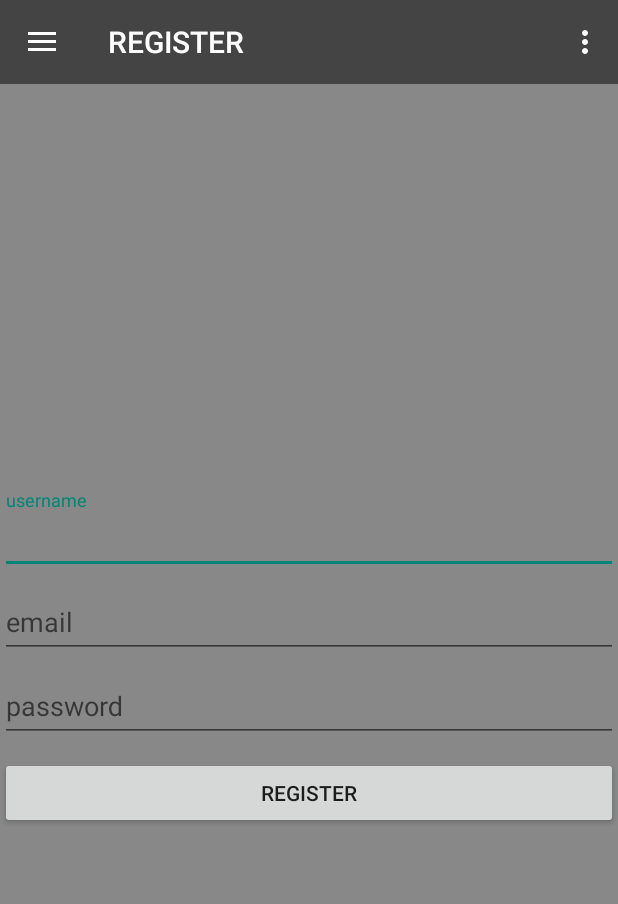
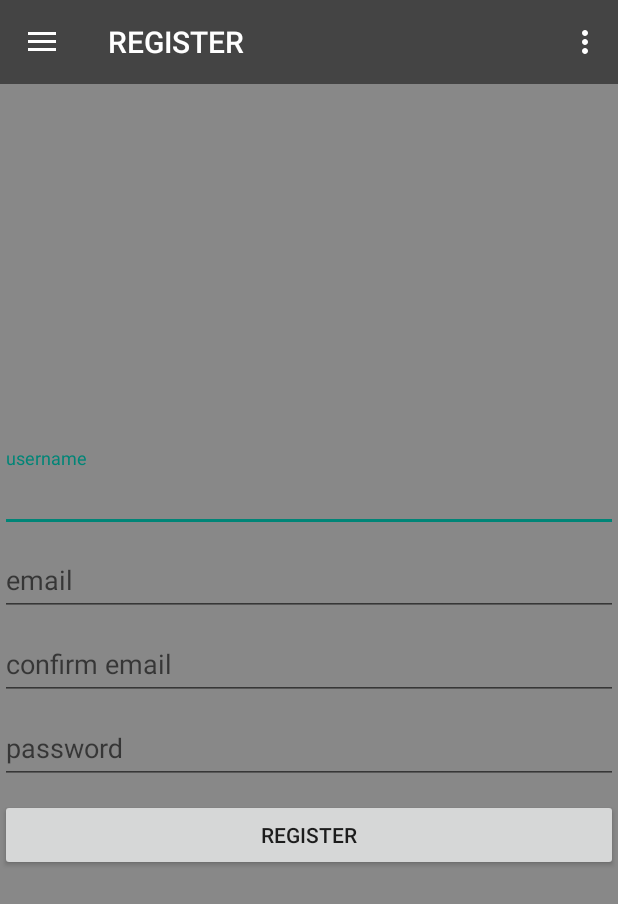
Before and after one commit to BJTUNourriture/Nourriture, an Android app: the screen it shows after launch (AnonymousActivity), in the side drawer, after a tap on "REGISTER", on a phone screen of 412 x 824 dp. Shown: the top 904 px of the screen. Run offline under Robolectric (Android 15) with nearby library versions, the phone set to English and light mode, and no system bars; libraries missing offline, so code that uses them is left out: rx.android.schedulers, rx.schedulers.

Commit message:
added confirm email input for register, dummy

```diff
--- a/source/android/app/src/main/java/cn/bjtu/nourriture/AnonymousActivity.java
+++ b/source/android/app/src/main/java/cn/bjtu/nourriture/AnonymousActivity.java
@@ -67,7 +67,7 @@
 
         drawerLayout.setDrawerListener(actionBarDrawerToggle);
 
-        //calling sync state is necessay or else your hamburger icon wont show up
+        //calling sync state is necessary or else your hamburger icon wont show up
         actionBarDrawerToggle.syncState();
 
 
--- a/source/android/app/src/main/java/cn/bjtu/nourriture/fragments/RegisterFragment.java
+++ b/source/android/app/src/main/java/cn/bjtu/nourriture/fragments/RegisterFragment.java
@@ -32,6 +32,8 @@
     View inflatedView = null;
     EditText username = null;
     EditText email = null;
+    EditText confirm_email = null;
+
     EditText password = null;
     Button submit = null;
 
@@ -52,6 +54,7 @@
 
         username = (EditText) inflatedView.findViewById(R.id.input_register_username);
         email = (EditText) inflatedView.findViewById(R.id.input_register_email);
+        confirm_email = (EditText) inflatedView.findViewById(R.id.input_confirm_register_email);
         password = (EditText) inflatedView.findViewById(R.id.input_register_password);
         submit = (Button) inflatedView.findViewById(R.id.button_register);
 
--- a/source/android/app/src/main/res/layout/register_fragment.xml
+++ b/source/android/app/src/main/res/layout/register_fragment.xml
@@ -39,6 +39,19 @@
         </android.support.design.widget.TextInputLayout>
 
         <android.support.design.widget.TextInputLayout
+            android:id="@+id/input_layout_confirm_register_email"
+            android:layout_width="match_parent"
+            android:layout_height="wrap_content">
+
+            <EditText
+                android:id="@+id/input_confirm_register_email"
+                android:layout_width="match_parent"
+                android:layout_height="wrap_content"
+                android:hint="@string/confirm_email" />
+
+        </android.support.design.widget.TextInputLayout>
+
+        <android.support.design.widget.TextInputLayout
             android:id="@+id/input_layout_register_password"
             android:layout_width="match_parent"
             android:layout_height="wrap_content">
--- a/source/android/app/src/main/res/values/strings.xml
+++ b/source/android/app/src/main/res/values/strings.xml
@@ -21,6 +21,7 @@
     <!-- Login and Register Fragment -->
     <string name="username">username</string>
     <string name="email">email</string>
+    <string name="confirm_email">confirm email</string>
     <string name="password">password</string>
     <string name="label_login">Login</string>
 
```
